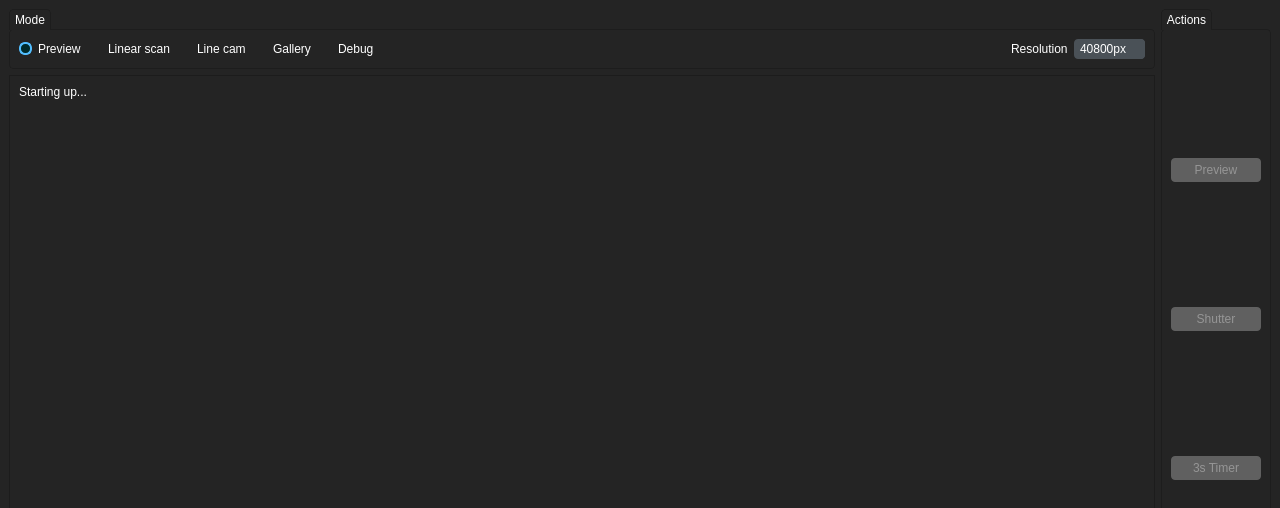
Ultrawipf/Project_gigapixel_linecam, file LinearScanCam/mainwindow.ui: the form before one commit; both pictures show x 0 to 1280 and y 0 to 508 of the 1280 by 800 pixel window.
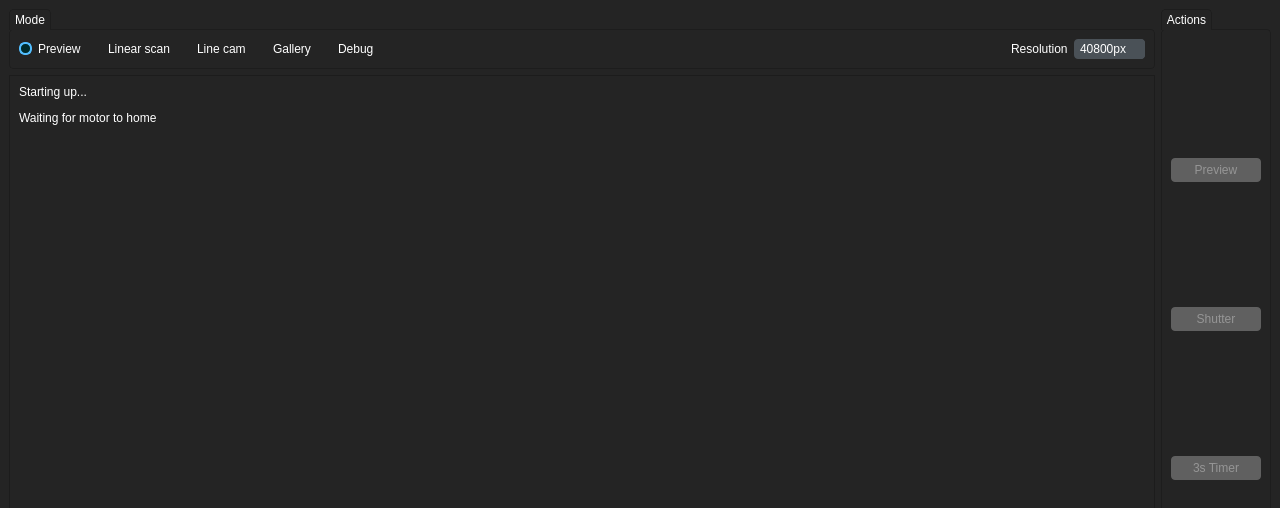
The form after the commit. The open tabs and pages were chosen to show the change. Icons and pictures are not drawn. Custom widgets are drawn as their Qt base class.

Patch:
```diff
--- a/LinearScanCam/mainwindow.ui
+++ b/LinearScanCam/mainwindow.ui
@@ -1219,7 +1219,7 @@
         <item row="0" column="0">
          <widget class="QLabel" name="label_boot1">
           <property name="text">
-           <string>Starting up...</string>
+           <string>&lt;html&gt;&lt;head/&gt;&lt;body&gt;&lt;p&gt;Starting up...&lt;/p&gt;&lt;p&gt;Waiting for motor to home&lt;/p&gt;&lt;/body&gt;&lt;/html&gt;</string>
           </property>
          </widget>
         </item>
@@ -1234,6 +1234,9 @@
           <property name="scaledContents">
            <bool>false</bool>
           </property>
+          <property name="alignment">
+           <set>Qt::AlignmentFlag::AlignCenter</set>
+          </property>
          </widget>
         </item>
         <item row="3" column="0">
```
Left out of the diff: 5 changed lines with no effect on the pictures.
